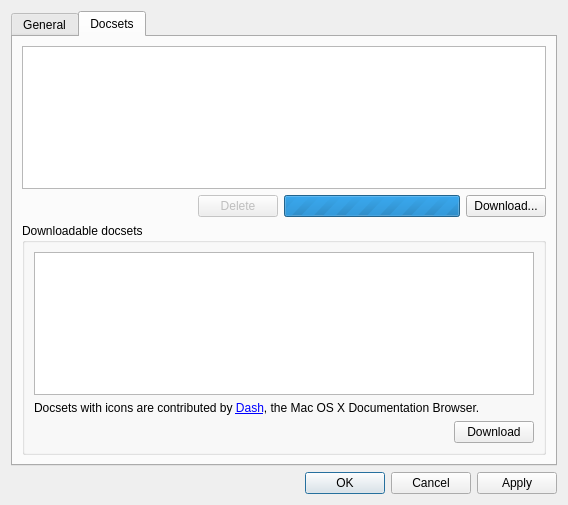
zealdocs/zeal, file zeal/zealsettingsdialog.ui: the form before one commit.
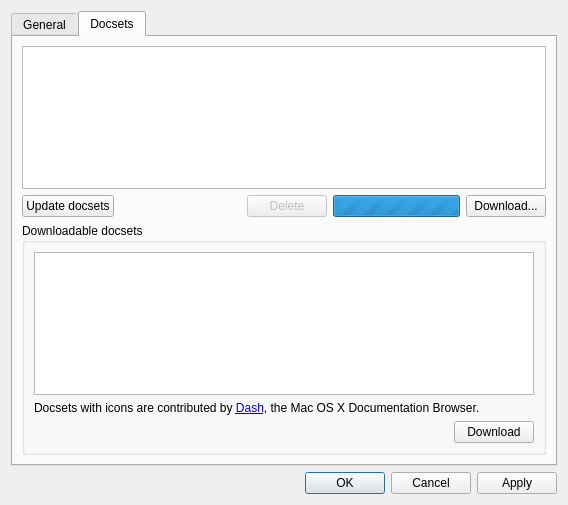
The form after the commit. The open tabs and pages were chosen to show the change. Custom widgets are drawn as their Qt base class.

Commit message: Simple docset updating, and docset metadata.

Patch:
```diff
--- a/zeal/zealsettingsdialog.ui
+++ b/zeal/zealsettingsdialog.ui
@@ -147,6 +147,13 @@
        </item>
        <item>
         <layout class="QHBoxLayout" name="docsetsActions">
+         <item>
+          <widget class="QPushButton" name="updateButton">
+           <property name="text">
+            <string>Update docsets</string>
+           </property>
+          </widget>
+         </item>
          <item>
           <spacer name="horizontalSpacer">
            <property name="orientation">
```
Left out of the diff: 2 changed lines with no effect on the pictures. The commit also changes 7 other files.
